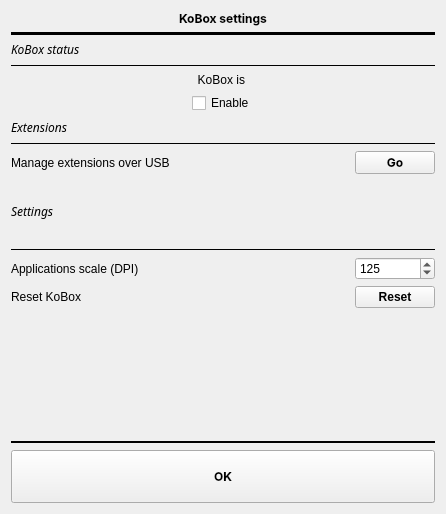
Before: the Qt Designer form koboxsettings.ui in Quill-OS/quill, drawn with Qt 5.
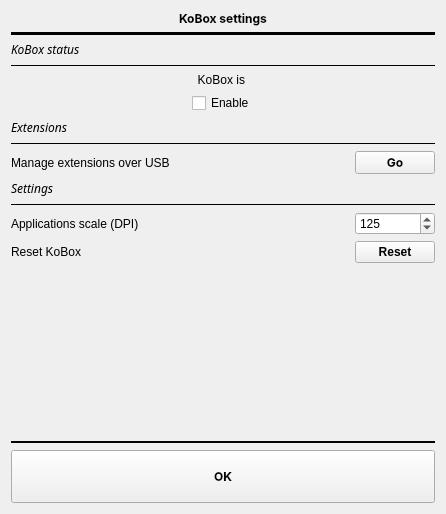
After: the same form once the commit is applied.

Commit message: KoBox settings: correct design issue

```diff
--- a/koboxsettings.ui
+++ b/koboxsettings.ui
@@ -293,6 +293,19 @@
                    </property>
                   </widget>
                  </item>
+                 <item row="3" column="0">
+                  <spacer name="verticalSpacer_2">
+                   <property name="orientation">
+                    <enum>Qt::Vertical</enum>
+                   </property>
+                   <property name="sizeHint" stdset="0">
+                    <size>
+                     <width>20</width>
+                     <height>40</height>
+                    </size>
+                   </property>
+                  </spacer>
+                 </item>
                 </layout>
                </item>
               </layout>
```
Left out of the diff: 55 changed lines with no effect on the pictures. The commit also changes 1 other file.
